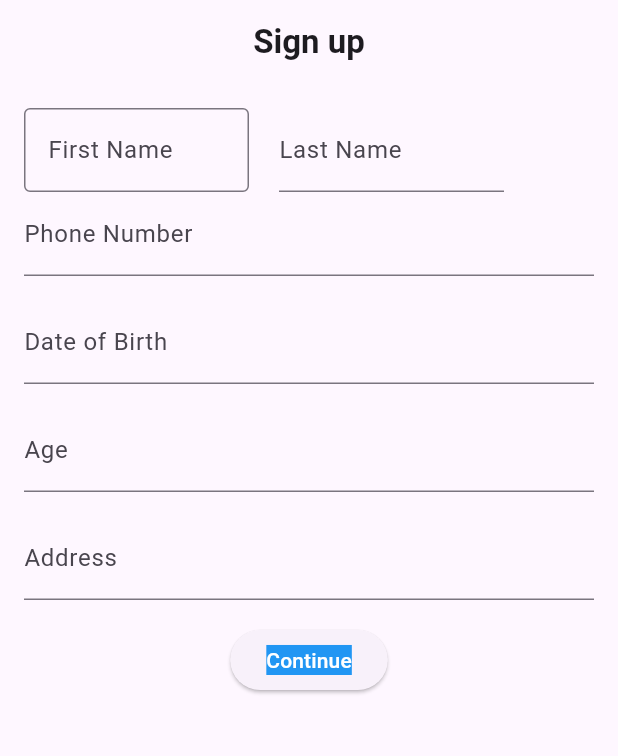
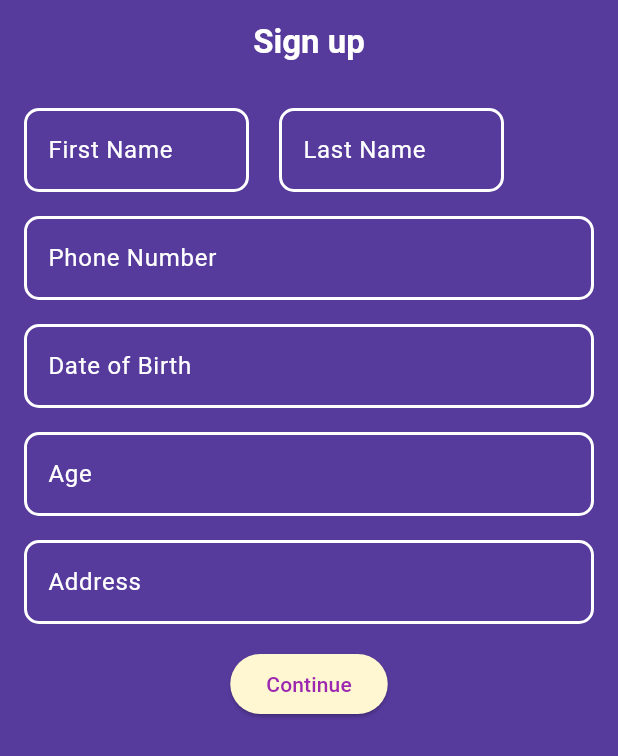
Before and after one commit to harika-haru/sign-up_flutter_project, a Flutter app: the screen it shows after launch, on a phone screen of 412 x 824 dp. Shown: the top 756 px of the screen. Run offline on Flutter 3.47's test engine with Material 3 defaults, Android fonts, the phone set to English and light mode, and no system bars.

Commit message:
final-commit

```diff
--- a/lib/task1.dart
+++ b/lib/task1.dart
@@ -1,4 +1,5 @@
 import 'package:flutter/material.dart';
+import 'package:sample_flutter_project/resusable.dart';
 
 void main() {
   runApp(MyApp());
@@ -21,16 +22,19 @@ class SignUp extends StatelessWidget{
   Widget build(BuildContext context){
     final TextEditingController firstNameController = TextEditingController();
     final  TextEditingController lastNameController = TextEditingController();
-    final TextEditingController phoneNumber = TextEditingController();
-    final TextEditingController dateOfBirth = TextEditingController();
-    final TextEditingController age = TextEditingController();
-    final TextEditingController address = TextEditingController();
+    final TextEditingController phoneNumberController = TextEditingController();
+    final TextEditingController dateOfBirthController = TextEditingController();
+    final TextEditingController ageController = TextEditingController();
+    final TextEditingController addressController = TextEditingController();
     return Scaffold(
+      backgroundColor: Color(0xFF563A9C),
       appBar: AppBar(
-        title: Text('Sign up',style: TextStyle(fontWeight: FontWeight.bold)),
+        title: Text('Sign up',style: TextStyle(fontWeight: FontWeight.bold, color: Colors.white)),
         centerTitle: true,
+        backgroundColor: Color(0xFF563A9C),
       ),
-      body: Padding(
+      body: SingleChildScrollView(
+        child: Padding(
             padding: const EdgeInsets.all(16,),
           child: Column(
             children: [
@@ -41,10 +45,19 @@ class SignUp extends StatelessWidget{
                   SizedBox(
                     width: 150,
                     child: TextFormField(
+                      style: TextStyle(color: Colors.white),
                       controller: firstNameController,
                       decoration: InputDecoration(
                         labelText: "First Name",
-                      border: OutlineInputBorder()
+                        labelStyle: TextStyle(color: Colors.white),
+                        focusedBorder: OutlineInputBorder(
+                          borderRadius: BorderRadius.circular(10),
+                          borderSide: BorderSide(color: Colors.white, width: 2,),
+                        ),
+                        enabledBorder: OutlineInputBorder(
+                          borderRadius: BorderRadius.circular(10),
+                          borderSide: BorderSide(color: Colors.white, width: 2,),
+                        ),
                       ),
                     ),
                   ),
@@ -52,57 +65,114 @@ class SignUp extends StatelessWidget{
                   SizedBox(
                     width: 150,
                     child: TextFormField(
+                      style: TextStyle(color: Colors.white),
                       controller: lastNameController,
                       decoration: InputDecoration(
                         labelText: "Last Name",
+                        labelStyle: TextStyle(color: Colors.white),
+                        focusedBorder: OutlineInputBorder(
+                          borderRadius: BorderRadius.circular(10),
+                          borderSide: BorderSide(color: Colors.white, width: 2,),
+                        ),
+                        enabledBorder: OutlineInputBorder(
+                          borderRadius: BorderRadius.circular(10),
+                          borderSide: BorderSide(color: Colors.white, width: 2,),
                         ),
                       ),
                     ),
-                SizedBox(height: 16,),
+                  ),
                 ],
               ),
+              SizedBox(height: 16,),
               TextFormField(
-              controller: phoneNumber,
+                style: TextStyle(color: Colors.white),
+                controller: phoneNumberController,
                 decoration: InputDecoration(
                   labelText: "Phone Number",
+                  labelStyle: TextStyle(color: Colors.white),
+                  focusedBorder: OutlineInputBorder(
+                    borderRadius: BorderRadius.circular(10),
+                    borderSide: BorderSide(color: Colors.white, width: 2,),
+                  ),
+                  enabledBorder: OutlineInputBorder(
+                    borderRadius: BorderRadius.circular(10),
+                    borderSide: BorderSide(color: Colors.white, width: 2,),
+                  ),
                 ),
                 keyboardType: TextInputType.number,
               ),
               SizedBox(height: 16,),
               TextFormField(
-              controller: dateOfBirth,
+                style: TextStyle(color: Colors.white),
+                controller: dateOfBirthController,
                 decoration: InputDecoration(
                   labelText: "Date of Birth",
+                  labelStyle: TextStyle(color: Colors.white),
+                  focusedBorder: OutlineInputBorder(
+                    borderRadius: BorderRadius.circular(10),
+                    borderSide: BorderSide(color: Colors.white, width: 2,),
+                  ),
+                  enabledBorder: OutlineInputBorder(
+                    borderRadius: BorderRadius.circular(10),
+                    borderSide: BorderSide(color: Colors.white, width: 2,),
+                  ),
                 ),
               ),
               SizedBox(height: 16,),
               TextFormField(
-              controller: age,
+                style: TextStyle(color: Colors.white),
+                controller: ageController,
                 decoration: InputDecoration(
                   labelText: "Age",
+                  labelStyle: TextStyle(color: Colors.white),
+                  focusedBorder: OutlineInputBorder(
+                    borderRadius: BorderRadius.circular(10),
+                    borderSide: BorderSide(color: Colors.white, width: 2,),
+                  ),
+                  enabledBorder: OutlineInputBorder(
+                    borderRadius: BorderRadius.circular(10),
+                    borderSide: BorderSide(color: Colors.white, width: 2,),
+                  ),
                 ),
               ),
               SizedBox(height: 16,),
               TextFormField(
-              controller: address,
+                style: TextStyle(color: Colors.white),
+                controller: addressController,
                 decoration: InputDecoration(
                   labelText: "Address",
+                  labelStyle: TextStyle(color: Colors.white),
+                  focusedBorder: OutlineInputBorder(
+                    borderRadius: BorderRadius.circular(10),
+                    borderSide: BorderSide(color: Colors.white, width: 2,),
+                  ),
+                  enabledBorder: OutlineInputBorder(
+                    borderRadius: BorderRadius.circular(10),
+                    borderSide: BorderSide(color: Colors.white, width: 2,),
+                  ),
                 ),
               ),
               SizedBox(height: 16,),
               ElevatedButton(
+                style: ButtonStyle(backgroundColor: WidgetStateProperty.resolveWith<Color>((states)=>states.contains(WidgetState.disabled)?Colors.grey:Color(0xFFFFF7D1))),
                   onPressed:(){
                     Navigator.push(context,
                         MaterialPageRoute(builder: (context) => ProfilePage(
                           firstName: firstNameController.text,
-                        lastName
-                      )),
+                          lastName: lastNameController.text,
+                          phoneNumber: phoneNumberController.text,
+                          address: addressController.text,
+                          age: ageController.text,
+                          dateOfBirth: dateOfBirthController.text,
+                        ),
+                        ),
                     );
                   },
                 child: Text("Continue",
-              style: TextStyle(backgroundColor: Colors.blue, color: Colors.white),),
+                style: TextStyle(color: Colors.purple),),
                   ),
             ],
+          ),
         ),
       ),
     );
@@ -110,27 +180,68 @@ class SignUp extends StatelessWidget{
 }
 
 class ProfilePage extends StatelessWidget {
-  const ProfilePage({super.key});
+  final String firstName;
+  final String lastName;
+  final String phoneNumber;
+  final String address;
+  final String age;
+  final String dateOfBirth;
+
+  ProfilePage({
+    required this.firstName,
+    required this.lastName,
+    required this.phoneNumber,
+    required this.address,
+    required this.age,
+    required this.dateOfBirth,
+  });
 
   @override
   Widget build(BuildContext context) {
     return Scaffold(
+      backgroundColor: Color(0xFF563A9C),
       appBar: AppBar(
-        title: Text("Profile",),
+        title: Text("Profile",style: TextStyle(fontWeight: FontWeight.bold, color: Colors.white)),
         centerTitle: true,
+        backgroundColor: Color(0xFF563A9C),
+        leading: IconButton(
+          icon: Icon(Icons.arrow_back, color: Colors.white),
+          onPressed: () {
+            Navigator.pop(context);
+          },
+        ),
       ),
       body: Padding(
           padding: EdgeInsets.all(16,),
         child: Column(
+
           children: [
             Text("These are the details that you have provided while signup process",
-            style: TextStyle(fontSize: 16)),
+            style: TextStyle(fontSize: 16, color: Colors.white)),
             SizedBox(height: 16,),
             CircleAvatar(
               radius: 50,
-              backgroundImage: AssetImage("assets/LinkedIn_profile.jpg"),
+              backgroundImage: AssetImage("assets/Profile.jpg"),
             ),
             SizedBox(height: 16,),
+            Row(
+              mainAxisAlignment: MainAxisAlignment.center,
+              children: [
+                Text(
+                  firstName,
+                  style: TextStyle(fontSize: 16, color: Colors.white),
+                ),
+                Text(
+                  lastName,
+                  style: TextStyle(fontSize: 16, color: Colors.white),
+                ),
+              ],
+            ),
+            SizedBox(height: 16,),
+            randomContainer("Phone Number: $phoneNumber", context),
+            randomContainer("Date of Birth: $dateOfBirth", context),
+            randomContainer("Age: $age", context),
+            randomContainer("Address: $address", context),
           ],
         ),
       ),
--- a/pubspec.yaml
+++ b/pubspec.yaml
@@ -56,8 +56,8 @@ flutter:
   # included with your application, so that you can use the icons in
   # the material Icons class.
   uses-material-design: true
-assets:
-  - assets/
+  assets:
+    - assets/Profile.jpg
   # To add assets to your application, add an assets section, like this:
   # assets:
   #   - images/a_dot_burr.jpeg
```
Also changed, not shown: lib/resusable.dart (added, +23 -0 lines), assets/Profile.jpg (renamed from assets/LinkedIn_image.jpg). Lines whose indentation alone changed are shown as unchanged.
